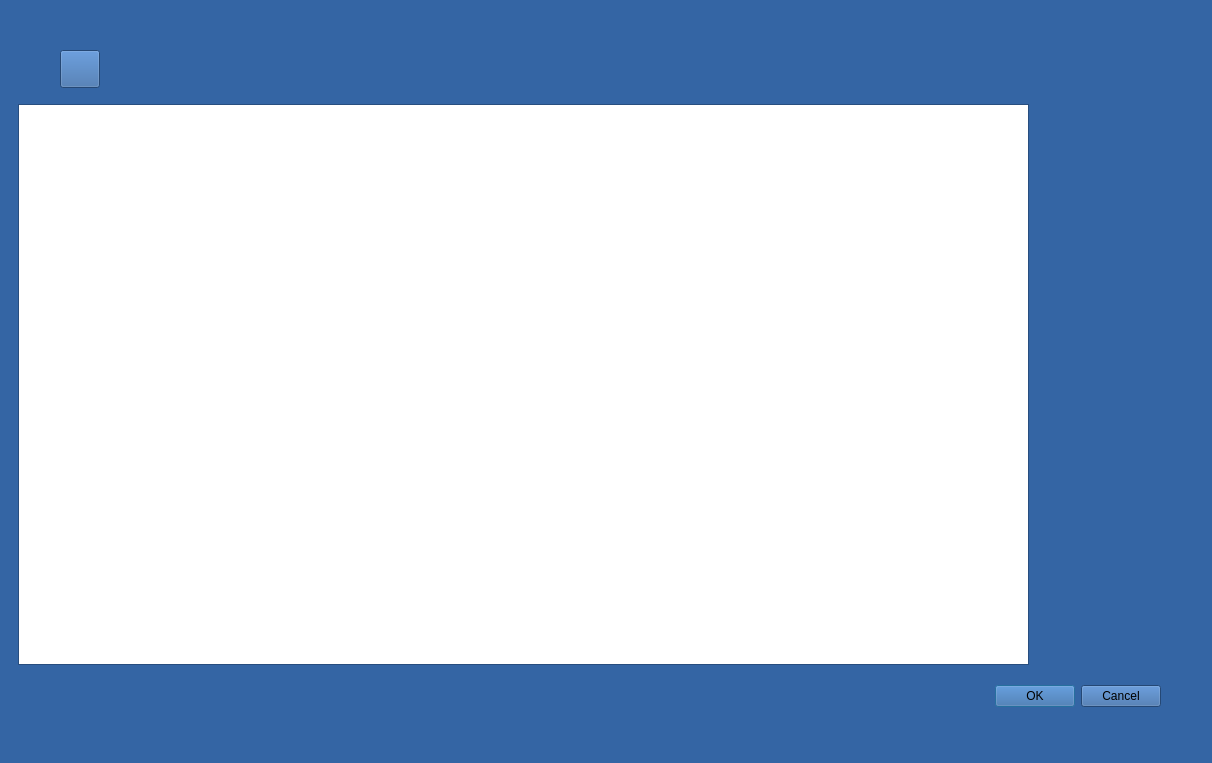
Qt form wkladkaDialog.ui (militia11/shoes) before a commit.
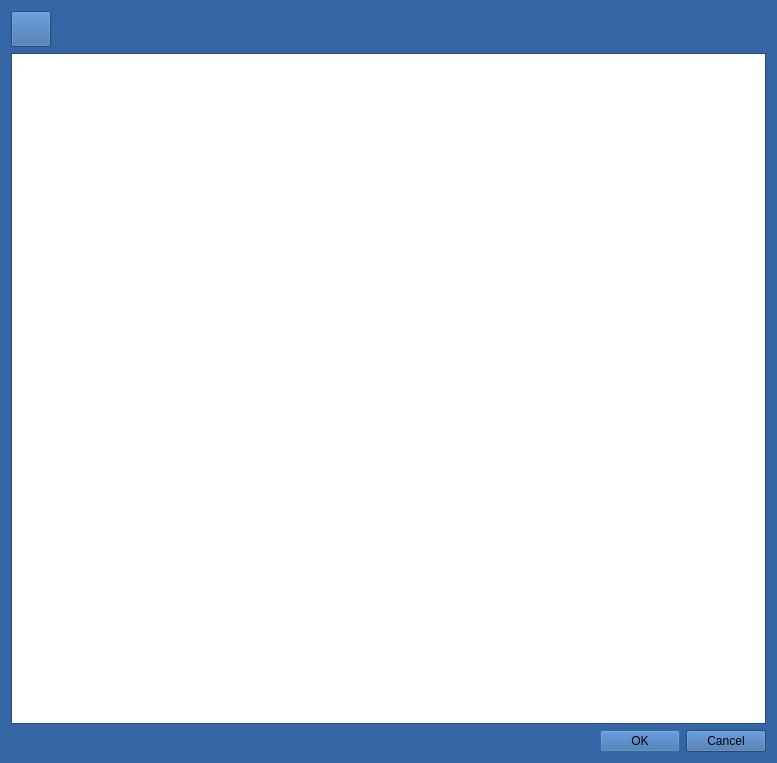
The same form after that commit. Icons and pictures are not drawn.

```diff
--- a/wkladkaDialog.ui
+++ b/wkladkaDialog.ui
@@ -6,7 +6,7 @@
    <rect>
     <x>0</x>
     <y>0</y>
-    <width>1212</width>
+    <width>777</width>
     <height>763</height>
    </rect>
   </property>
@@ -428,50 +428,8 @@
   <property name="windowTitle">
    <string>Dialog</string>
   </property>
-  <widget class="QDialogButtonBox" name="buttonBox">
-   <property name="geometry">
-    <rect>
-     <x>820</x>
-     <y>680</y>
-     <width>341</width>
-     <height>32</height>
-    </rect>
-   </property>
-   <property name="orientation">
-    <enum>Qt::Horizontal</enum>
-   </property>
-   <property name="standardButtons">
-    <set>QDialogButtonBox::Cancel|QDialogButtonBox::Ok</set>
-   </property>
-  </widget>
-  <widget class="QTableView" name="tableView">
-   <property name="geometry">
-    <rect>
-     <x>18</x>
-     <y>104</y>
-     <width>1011</width>
-     <height>561</height>
-    </rect>
-   </property>
-   <property name="alternatingRowColors">
-    <bool>true</bool>
-   </property>
-   <property name="selectionMode">
-    <enum>QAbstractItemView::ExtendedSelection</enum>
-   </property>
-   <property name="selectionBehavior">
-    <enum>QAbstractItemView::SelectRows</enum>
-   </property>
-  </widget>
-  <widget class="QWidget" name="layoutWidget">
-   <property name="geometry">
-    <rect>
-     <x>60</x>
-     <y>50</y>
-     <width>96</width>
-     <height>38</height>
-    </rect>
-   </property>
+  <layout class="QVBoxLayout" name="verticalLayout">
+   <item>
    <layout class="QHBoxLayout" name="horizontalLayout">
     <item>
      <widget class="QPushButton" name="pushButton_2">
@@ -519,7 +477,34 @@
      </spacer>
     </item>
    </layout>
-  </widget>
+   </item>
+   <item>
+    <widget class="QTableView" name="tableView">
+     <property name="alternatingRowColors">
+      <bool>true</bool>
+     </property>
+     <property name="selectionMode">
+      <enum>QAbstractItemView::SingleSelection</enum>
+     </property>
+     <property name="selectionBehavior">
+      <enum>QAbstractItemView::SelectRows</enum>
+     </property>
+     <property name="sortingEnabled">
+      <bool>true</bool>
+     </property>
+    </widget>
+   </item>
+   <item>
+    <widget class="QDialogButtonBox" name="buttonBox">
+     <property name="orientation">
+      <enum>Qt::Horizontal</enum>
+     </property>
+     <property name="standardButtons">
+      <set>QDialogButtonBox::Cancel|QDialogButtonBox::Ok</set>
+     </property>
+    </widget>
+   </item>
+  </layout>
  </widget>
  <resources>
   <include location="zasoby.qrc"/>
```
Left out of the diff: 4 changed lines with no effect on the pictures. Lines whose indentation alone changed are shown as unchanged.
